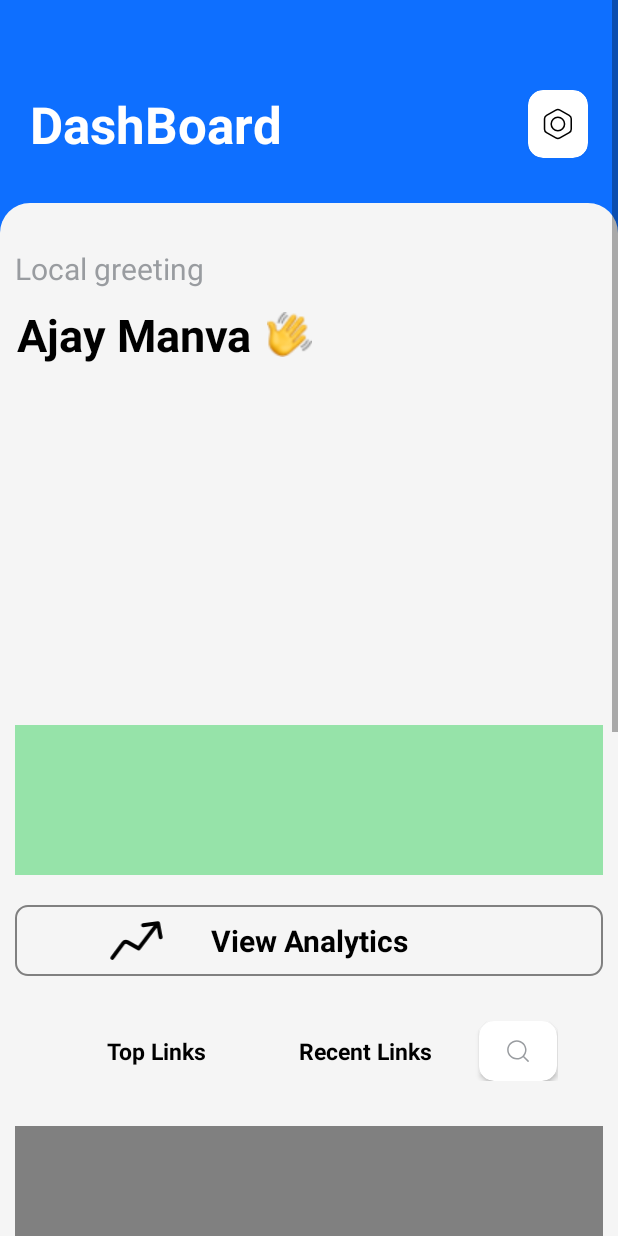
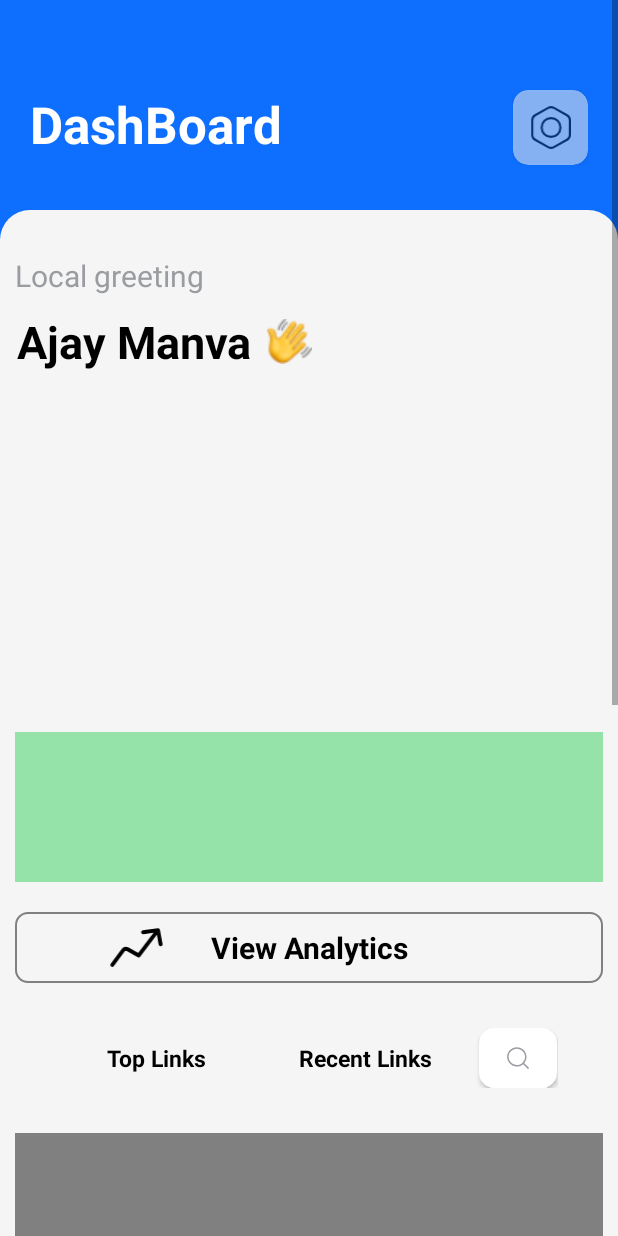
Before and after one commit to SAIF879/technicalAssessment, an Android app: the layout fragment_links.xml on its own in the app's theme, with its tools: preview values and no code run, on a phone screen of 412 x 824 dp. Run offline under Robolectric (Android 15) with nearby library versions, the phone set to English and light mode, and no system bars.

Commit message:
refracting bottom bar, -elevation needed

```diff
--- a/app/src/main/res/drawable/background_icon.xml
+++ b/app/src/main/res/drawable/background_icon.xml
@@ -6,11 +6,11 @@
   <path
       android:strokeWidth="1"
       android:pathData="M14.125,10.5C14.125,12.922 12.166,14.885 9.75,14.885C7.334,14.885 5.375,12.922 5.375,10.5C5.375,8.078 7.334,6.115 9.75,6.115C12.166,6.115 14.125,8.078 14.125,10.5Z"
-      android:fillColor="#00000000"
+      android:fillColor="@color/transparent_color"
       android:strokeColor="#000000"/>
   <path
       android:strokeWidth="1"
       android:pathData="M8.423,1.343C9.246,0.886 10.254,0.886 11.077,1.343L17.173,4.795C17.989,5.265 18.493,6.121 18.5,7.048V13.952C18.493,14.879 17.989,15.735 17.173,16.205L11.077,19.657C10.254,20.114 9.246,20.114 8.423,19.657L2.327,16.205C1.511,15.735 1.008,14.879 1,13.952L1,7.048C1.008,6.121 1.511,5.265 2.327,4.795L8.423,1.343Z"
-      android:fillColor="#00000000"
+      android:fillColor="@color/transparent_color"
       android:strokeColor="#000000"/>
 </vector>
--- a/app/src/main/res/layout/activity_main.xml
+++ b/app/src/main/res/layout/activity_main.xml
@@ -48,6 +48,9 @@
             android:layout_marginEnd="1dp"
             android:layout_marginBottom="1dp"
             android:background="#fff"
+            app:itemTextColor="@color/black"
+            app:itemIconTint="@color/black"
+            app:labelVisibilityMode="labeled"
             app:layout_constraintBottom_toBottomOf="parent"
             app:layout_constraintEnd_toEndOf="parent"
             app:layout_constraintHorizontal_bias="0.0"
--- a/app/src/main/res/layout/fragment_links.xml
+++ b/app/src/main/res/layout/fragment_links.xml
@@ -26,7 +26,7 @@
             app:layout_constraintTop_toTopOf="parent">
 
             <TextView
-                android:id="@+id/textView"
+                android:id="@+id/tvHeader"
                 android:layout_width="match_parent"
                 android:layout_height="wrap_content"
                 android:text="DashBoard"
@@ -38,16 +38,17 @@
                 app:layout_constraintTop_toTopOf="@id/parent" />
 
             <androidx.cardview.widget.CardView
-                android:layout_width="40dp"
-                android:layout_height="match_parent"
-                android:background="@android:color/transparent"
-                android:alpha="1"
+                android:layout_width="50dp"
+                android:layout_height="50dp"
+                android:background="@color/transparent_color"
+                android:alpha="0.5"
                 app:cardCornerRadius="10dp">
 
                 <ImageView
-                    android:layout_width="wrap_content"
-                    android:layout_height="wrap_content"
+                    android:layout_width="30dp"
+                    android:layout_height="30dp"
                     android:layout_gravity="center"
+                    android:alpha="1"
                     android:src="@drawable/background_icon"
                     />
 
@@ -319,6 +320,16 @@
             </androidx.appcompat.widget.LinearLayoutCompat>
 
 
+            <androidx.appcompat.widget.LinearLayoutCompat
+                android:layout_width="match_parent"
+                android:layout_height="30dp"
+                app:layout_constraintEnd_toEndOf="parent"
+                android:layout_marginTop="20dp"
+                app:layout_constraintStart_toStartOf="parent"
+                android:backgroundTint="@color/transparent_color"
+                app:layout_constraintTop_toBottomOf="@+id/Faq" />
+
+
 
 
         </androidx.constraintlayout.widget.ConstraintLayout>
```
